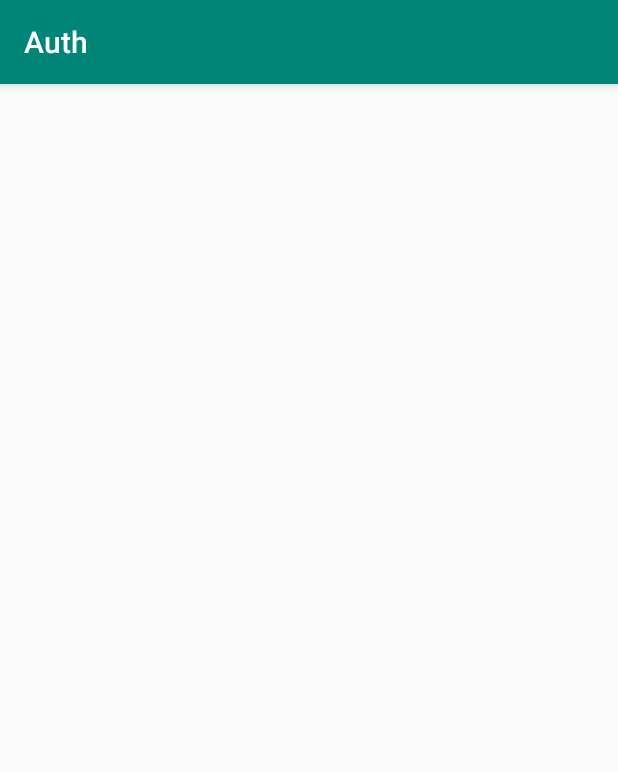
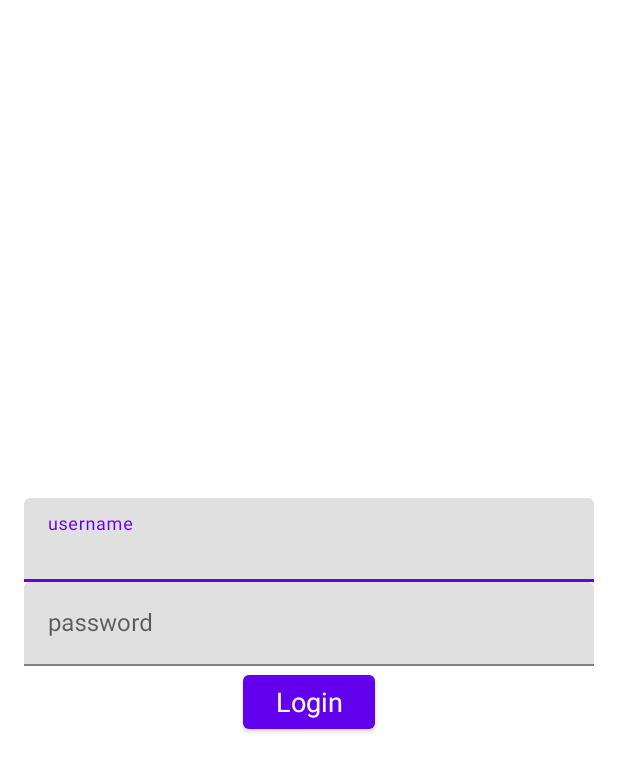
Before and after one commit to khadkarajesh/Auth, an Android app: the screen it shows after launch (LoginActivity), on a phone screen of 412 x 824 dp. Shown: the top 772 px of the screen. Run offline under Robolectric (Android 15) with nearby library versions, the phone set to English and light mode, and no system bars; our stand-ins replace data binding; libraries missing offline, so code that uses them is left out: org.koin.android, org.koin.androidx; 2 statements that could not run were skipped.

Commit message:
add login screen

```diff
--- a/app/build.gradle
+++ b/app/build.gradle
@@ -20,6 +20,10 @@ android {
             proguardFiles getDefaultProguardFile('proguard-android.txt'), 'proguard-rules.pro'
         }
     }
+
+    dataBinding {
+        enabled true
+    }
 }
 
 dependencies {
@@ -31,4 +35,5 @@ dependencies {
     androidTestImplementation 'androidx.test:runner:1.1.0'
     androidTestImplementation 'androidx.test.espresso:espresso-core:3.1.0'
     implementation project(":auth")
+    implementation "androidx.recyclerview:recyclerview:1.0.0"
 }
--- a/app/src/main/res/values/styles.xml
+++ b/app/src/main/res/values/styles.xml
@@ -1,7 +1,7 @@
 <resources>
 
     <!-- Base application theme. -->
-    <style name="AppTheme" parent="Theme.AppCompat.Light.DarkActionBar">
+    <style name="AppTheme" parent="Theme.MaterialComponents.Light">
         <!-- Customize your theme here. -->
         <item name="colorPrimary">@color/colorPrimary</item>
         <item name="colorPrimaryDark">@color/colorPrimaryDark</item>
--- a/auth/src/main/AndroidManifest.xml
+++ b/auth/src/main/AndroidManifest.xml
@@ -9,7 +9,9 @@
             android:authorities="${applicationId}.AuthProvider"
             android:enabled="true"
             android:exported="false" />
-        <activity android:name=".ui.LoginActivity" />
+        <activity
+            android:name=".ui.LoginActivity"
+            android:theme="@style/Theme.MaterialComponents.Light.NoActionBar" />
     </application>
 
 </manifest>
--- a/auth/src/main/java/com/smartmobe/auth/di/NetworkModule.kt
+++ b/auth/src/main/java/com/smartmobe/auth/di/NetworkModule.kt
@@ -25,7 +25,6 @@ val networkModule = module {
 }
 
 fun <T> create(t: Class<T>): T {
-
     val client = OkHttpClient.Builder()
             .addInterceptor(HttpLoggingInterceptor().setLevel(HttpLoggingInterceptor.Level.BODY))
             .build()
@@ -37,7 +36,6 @@ fun <T> create(t: Class<T>): T {
             .addConverterFactory(ApiResponseConverter(getDateDeserializer()))
             .addConverterFactory(GsonConverterFactory.create(getDateDeserializer()))
             .build()
-
 
     return retrofit.create(t)
 }
--- a/auth/src/main/java/com/smartmobe/auth/rest/retrofit/ApiResponseConverter.java
+++ b/auth/src/main/java/com/smartmobe/auth/rest/retrofit/ApiResponseConverter.java
@@ -1,8 +1,6 @@
 package com.smartmobe.auth.rest.retrofit;
 
-import com.crushcoder.kmovies.rest.retrofit.Page;
 import com.google.gson.Gson;
-import com.smartmobe.kservice.data.rest.retrofit.BaseResponse;
 import com.smartmobe.kservice.data.rest.retrofit.WrappedResponseBodyConverter;
 
 import java.io.IOException;
--- a/auth/src/main/java/com/smartmobe/auth/rest/retrofit/BaseResponse.kt
+++ b/auth/src/main/java/com/smartmobe/auth/rest/retrofit/BaseResponse.kt
@@ -1,4 +1,4 @@
-package com.smartmobe.kservice.data.rest.retrofit
+package com.smartmobe.auth.rest.retrofit
 
 import com.google.gson.annotations.SerializedName
 
--- a/auth/src/main/java/com/smartmobe/auth/rest/retrofit/ErrorUtils.kt
+++ b/auth/src/main/java/com/smartmobe/auth/rest/retrofit/ErrorUtils.kt
@@ -1,6 +1,7 @@
 package com.smartmobe.kservice.data.rest.retrofit
 
 import com.google.gson.Gson
+import com.smartmobe.auth.rest.retrofit.BaseResponse
 import retrofit2.HttpException
 
 object ErrorUtils {
--- a/auth/src/main/java/com/smartmobe/auth/rest/retrofit/Page.kt
+++ b/auth/src/main/java/com/smartmobe/auth/rest/retrofit/Page.kt
@@ -1,4 +1,4 @@
-package com.crushcoder.kmovies.rest.retrofit
+package com.smartmobe.auth.rest.retrofit
 
 
 @kotlin.annotation.Target(AnnotationTarget.FUNCTION)
--- a/auth/src/main/java/com/smartmobe/auth/rest/retrofit/WrappedResponseBodyConverter.kt
+++ b/auth/src/main/java/com/smartmobe/auth/rest/retrofit/WrappedResponseBodyConverter.kt
@@ -1,5 +1,6 @@
 package com.smartmobe.kservice.data.rest.retrofit
 
+import com.smartmobe.auth.rest.retrofit.BaseResponse
 import okhttp3.ResponseBody
 import retrofit2.Converter
 import java.io.IOException
--- a/auth/src/main/java/com/smartmobe/auth/ui/LoginActivity.kt
+++ b/auth/src/main/java/com/smartmobe/auth/ui/LoginActivity.kt
@@ -1,17 +1,66 @@
 package com.smartmobe.auth.ui
 
 import android.os.Bundle
+import android.text.Editable
+import android.text.TextWatcher
 import com.smartmobe.auth.R
 import com.smartmobe.auth.base.activity.BaseActivity
+import com.smartmobe.auth.databinding.ActivityLoginBinding
 import com.smartmobe.modulararchitecture.ui.login.LoginViewModel
+import kotlinx.android.synthetic.main.activity_login.*
 
-class LoginActivity : BaseActivity<LoginViewModel>(LoginViewModel::class) {
+class LoginActivity : BaseActivity<LoginViewModel, ActivityLoginBinding>(LoginViewModel::class) {
     override fun getLayoutId(): Int {
         return R.layout.activity_login
     }
 
     override fun onCreate(savedInstanceState: Bundle?) {
         super.onCreate(savedInstanceState)
-        viewModel.login()
+        login_edt_username.addTextChangedListener(object : TextWatcher {
+            override fun afterTextChanged(s: Editable?) {
+            }
+
+            override fun beforeTextChanged(s: CharSequence?, start: Int, count: Int, after: Int) {
+            }
+
+            override fun onTextChanged(s: CharSequence?, start: Int, before: Int, count: Int) {
+                login_til_username.error = null
+                if (s.isNullOrEmpty()) {
+                    binding?.loginTilUsername?.error = getString(R.string.msg_auth_username_empty)
+                } else if (!android.util.Patterns.EMAIL_ADDRESS.matcher(s).matches()) {
+                    login_til_username.error = getString(R.string.msg_auth_email_invalid)
+                }
+                login_btn_submit.isEnabled = isValid()
+            }
+        })
+
+        login_edt_password.addTextChangedListener(object : TextWatcher {
+            override fun afterTextChanged(s: Editable?) {
+            }
+
+            override fun beforeTextChanged(s: CharSequence?, start: Int, count: Int, after: Int) {
+            }
+
+            override fun onTextChanged(s: CharSequence?, start: Int, before: Int, count: Int) {
+                login_til_password.error = null
+                if (s.isNullOrEmpty()) {
+                    login_til_password?.error = getString(R.string.msg_auth_password_empty)
+                }
+                login_btn_submit.isEnabled = isValid()
+            }
+        })
+
+        login_btn_submit.setOnClickListener {
+            if (isValid()) {
+                viewModel.login()
+            }
+        }
+
+    }
+
+    fun isValid(): Boolean {
+        return !login_edt_username.text.isNullOrEmpty()
+                && android.util.Patterns.EMAIL_ADDRESS.matcher(login_edt_username.text).matches()
+                && !login_edt_password.text.isNullOrEmpty()
     }
 }
--- a/auth/src/main/java/com/smartmobe/auth/ui/login/LoginViewModel.kt
+++ b/auth/src/main/java/com/smartmobe/auth/ui/login/LoginViewModel.kt
@@ -4,11 +4,7 @@ import com.smartmobe.auth.base.viewmodel.BaseViewModel
 import com.smartmobe.kservice.data.rest.request.LoginBody
 import com.smartmobe.kservice.data.rest.service.AuthService
 
-class LoginViewModel(var authService: AuthService) : BaseViewModel() {
-    override fun onActivityCreated() {
-
-    }
-
+class LoginViewModel(private var authService: AuthService) : BaseViewModel() {
     fun login(loginBody: LoginBody = LoginBody("rajesh", "khadka")) {
         execute(authService.login(loginBody)) { print(it) }
     }
--- a/auth/src/main/res/layout/activity_login.xml
+++ b/auth/src/main/res/layout/activity_login.xml
@@ -1,6 +1,51 @@
 <?xml version="1.0" encoding="utf-8"?>
-<LinearLayout xmlns:android="http://schemas.android.com/apk/res/android"
-    android:layout_width="match_parent"
-    android:layout_height="match_parent">
+<layout>
 
-</LinearLayout>
+    <data>
+
+        <variable
+            name="viewModel"
+            type="com.smartmobe.modulararchitecture.ui.login.LoginViewModel" />
+    </data>
+
+    <LinearLayout xmlns:android="http://schemas.android.com/apk/res/android"
+        android:layout_width="match_parent"
+        android:layout_height="wrap_content"
+        android:layout_gravity="center"
+        android:orientation="vertical"
+        android:padding="@dimen/dimen_8x2">
+
+        <com.google.android.material.textfield.TextInputLayout
+            android:id="@+id/login_til_username"
+            android:layout_width="match_parent"
+            android:layout_height="wrap_content"
+            android:hint="username">
+
+            <com.google.android.material.textfield.TextInputEditText
+                android:id="@+id/login_edt_username"
+                android:layout_width="match_parent"
+                android:layout_height="wrap_content" />
+        </com.google.android.material.textfield.TextInputLayout>
+
+        <com.google.android.material.textfield.TextInputLayout
+            android:id="@+id/login_til_password"
+            android:layout_width="match_parent"
+            android:layout_height="wrap_content"
+            android:hint="password">
+
+            <com.google.android.material.textfield.TextInputEditText
+                android:id="@+id/login_edt_password"
+                android:layout_width="match_parent"
+                android:layout_height="wrap_content" />
+        </com.google.android.material.textfield.TextInputLayout>
+
+        <com.google.android.material.button.MaterialButton
+            android:id="@+id/login_btn_submit"
+            android:layout_width="wrap_content"
+            android:layout_height="wrap_content"
+            android:layout_gravity="center"
+            android:text="Login"
+            android:textAppearance="@style/TextAppearance.AppCompat.Medium" />
+
+    </LinearLayout>
+</layout>
--- /dev/null
+++ b/auth/src/main/res/values/dimens.xml
@@ -0,0 +1,4 @@
+<?xml version="1.0" encoding="utf-8"?>
+<resources>
+    <dimen name="dimen_8x2">16dp</dimen>
+</resources>
--- a/auth/src/main/res/values/strings.xml
+++ b/auth/src/main/res/values/strings.xml
@@ -1,3 +1,6 @@
 <resources>
     <string name="app_name">auth</string>
+    <string name="msg_auth_username_empty">Username cannot be empty</string>
+    <string name="msg_auth_email_invalid">Enter valid email</string>
+    <string name="msg_auth_password_empty">Password cannot be empty</string>
 </resources>
--- a/versions.gradle
+++ b/versions.gradle
@@ -7,7 +7,7 @@ def versions = [:]
 versions.arch_core = "2.0.0"
 versions.room = "2.1.0-alpha02"
 versions.lifecycle = "2.0.0"
-versions.support = "1.0.0"
+versions.support = "1.0.2"
 versions.koin = "1.0.2"
 versions.junit = "4.12"
 versions.espresso = "3.1.0-alpha4"
@@ -38,9 +38,9 @@ def deps = [:]
 def support = [:]
 support.annotations = "androidx.annotation:annotation:$versions.support"
 support.app_compat = "androidx.appcompat:appcompat:$versions.support"
-support.recyclerview = "androidx.recyclerview:recyclerview:$versions.support"
+support.recyclerview = "androidx.recyclerview:recyclerview:1.0.0"
 support.cardview = "androidx.cardview:cardview:$versions.support"
-support.design = "com.google.android.material:material:$versions.support"
+support.design = "com.google.android.material:material:1.0.0"
 support.v4 = "androidx.legacy:legacy-support-v4:$versions.support"
 support.core_utils = "androidx.legacy:legacy-support-core-utils:$versions.support"
 deps.support = support
```
Also changed, not shown: auth/build.gradle (+6 -1 lines), auth/src/main/java/com/smartmobe/auth/base/activity/BaseActivity.kt (+23 -18 lines), auth/src/main/java/com/smartmobe/auth/base/viewmodel/BaseViewModel.kt (+4 -8 lines).
